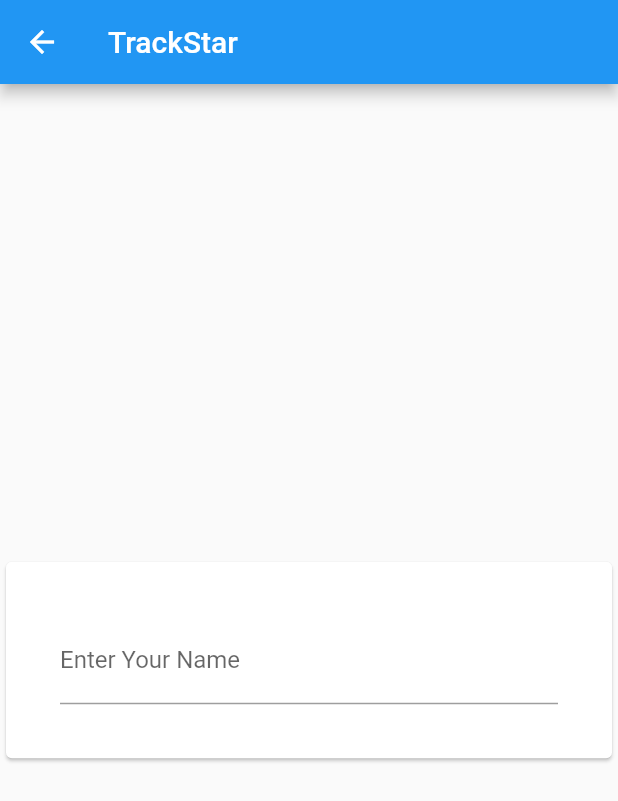
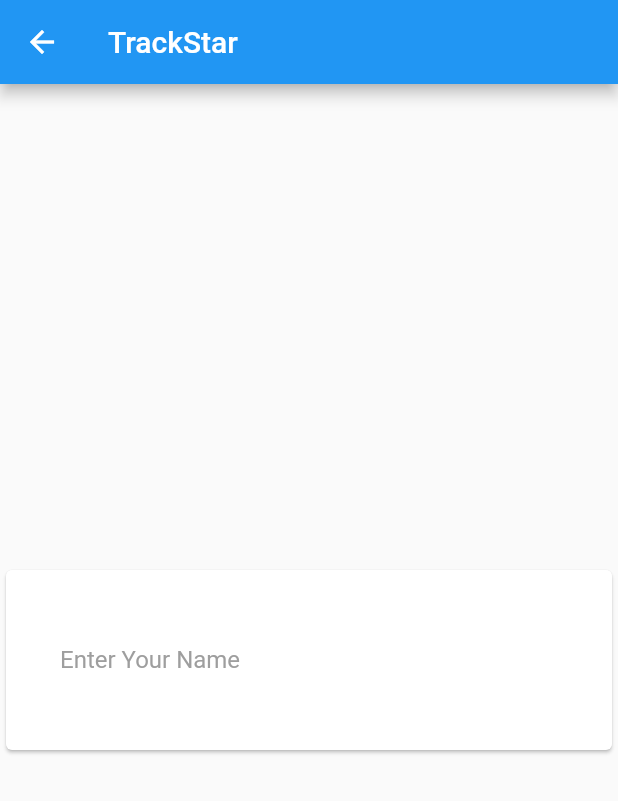
Before and after one commit to JMS55/trackstar, a Flutter app: the screen it shows after launch, after a tap on "Create Room", on a phone screen of 412 x 824 dp. Shown: the top 801 px of the screen. Run offline on Flutter 3.47's test engine with Material 2 defaults, Android fonts, the phone set to English and light mode, and no system bars.

Commit message:
some kind of update, idr what

```diff
--- a/client/lib/enter_name_page.dart
+++ b/client/lib/enter_name_page.dart
@@ -1,8 +1,8 @@
 import 'package:flutter/material.dart';
 
 class EnterNamePage extends StatelessWidget {
-  const EnterNamePage({Key? key}) : super(key: key);
-
+  EnterNamePage({Key? key}) : super(key: key);
+  final TextEditingController nameController = TextEditingController();
   @override
   Widget build(BuildContext context) {
     return Scaffold(
@@ -14,12 +14,15 @@
             child: Column(
               mainAxisSize: MainAxisSize.min,
               children: <Widget>[
-                TextFormField(
+                TextField(
+                  controller: nameController,
+                  textAlign: TextAlign.left,
                   decoration: const InputDecoration(
-                    border: UnderlineInputBorder(),
-                    labelText: 'Enter Your Name',
+                    border: InputBorder.none,
+                    hintText: 'Enter Your Name',
+                    hintStyle: TextStyle(color: Colors.grey),
                   ),
-                ),
+                )
               ],
             ),
           ),
--- a/client/lib/home_page.dart
+++ b/client/lib/home_page.dart
@@ -20,7 +20,7 @@
                   onPressed: () {
                     Navigator.push(
                     context,
-                    MaterialPageRoute(builder: (context) => const EnterNamePage()),
+                    MaterialPageRoute(builder: (context) => EnterNamePage()),
                   );},
                   child: Text('Create Room'),
                 ),
```
